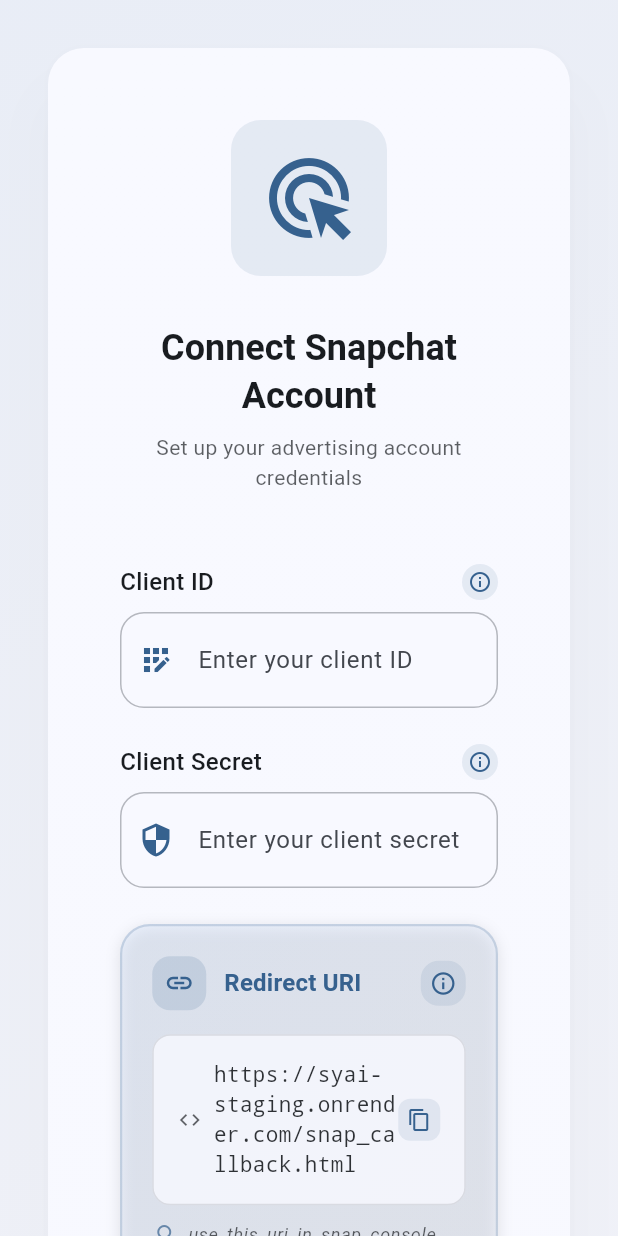
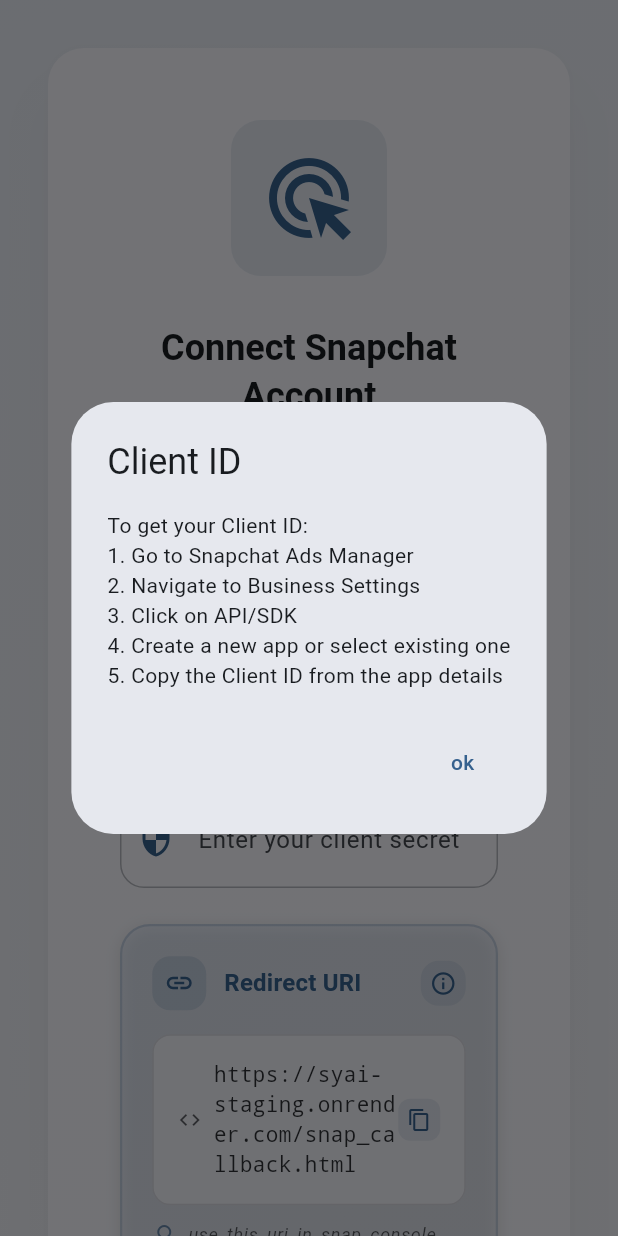
Before and after one commit to Iyass86/syai-staging, a Flutter app: the SnapAuthPage screen opened by its route, after a tap on the "info outline" icon, on a phone screen of 412 x 824 dp. Run offline on Flutter 3.47's test engine with Material 3 defaults, Android fonts, the light colour scheme and no system bars; our stand-ins replace data_table_2, dio, fl_chart, flutter_dotenv, get, get_storage and 3 more; missing offline and left inert: excel, flutter_web_auth_2, positioned_scroll_observer, universal_html; accounts and stored records are empty; statements that could not run were skipped.

Commit message:
Update snap_auth_page.dart

```diff
--- a/lib/app/ui/pages/snap_auth_page.dart
+++ b/lib/app/ui/pages/snap_auth_page.dart
@@ -433,6 +433,21 @@
     );
   }
 
+  void _showInfoDialog(String title, String content) {
+    Get.dialog(
+      AlertDialog(
+        title: Text(title),
+        content: Text(content),
+        actions: [
+          TextButton(
+            onPressed: () => Get.back(),
+            child: Text('ok'.tr),
+          ),
+        ],
+      ),
+    );
+  }
+
   String? _requiredValidator(String? value, String fieldName) {
     if (value == null || value.trim().isEmpty) {
       return '$fieldName ${'is_required'.tr}';
```
